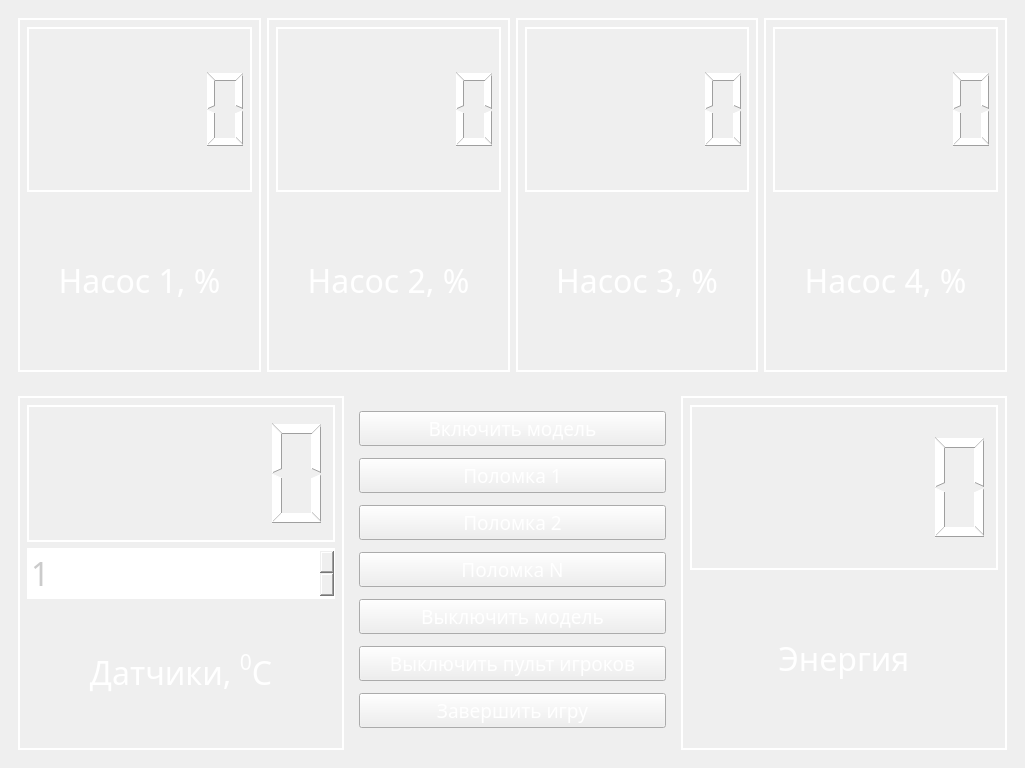
This is controls/design/reactor_master.ui in LeonidMurashov/Hurricane_in_glass as Qt 5 draws it before an edit. The edited form follows.
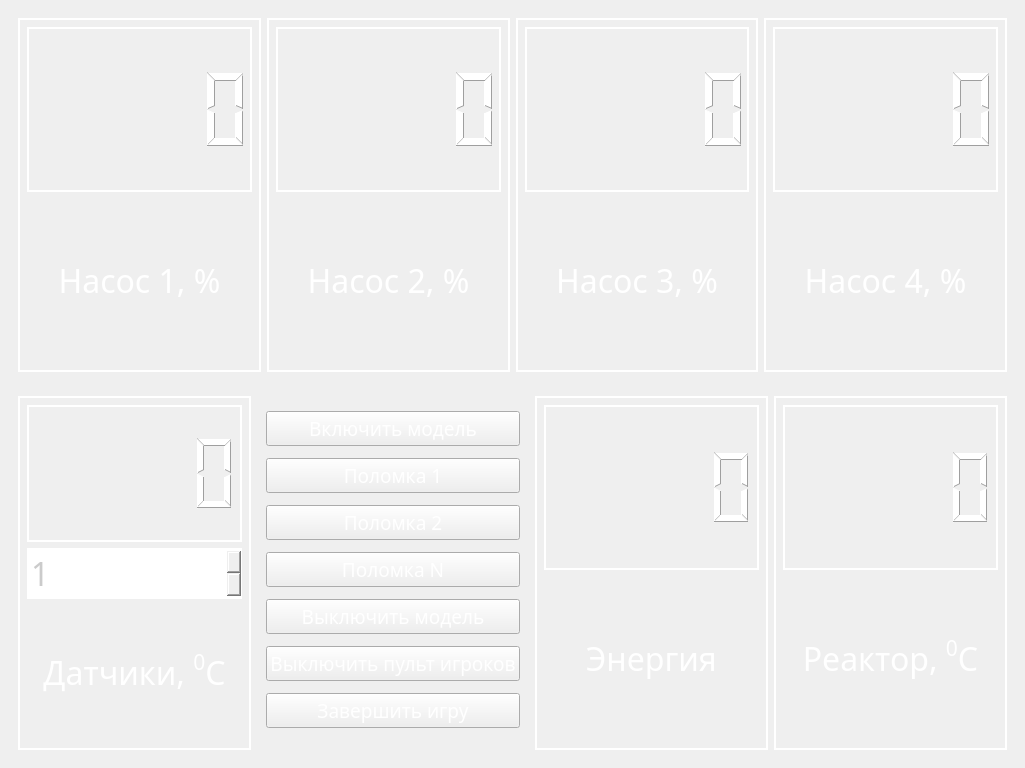
This is the edited form. Icons and pictures are not drawn.

Commit message: master controller reactor temp fixup

```diff
--- a/controls/design/reactor_master.ui
+++ b/controls/design/reactor_master.ui
@@ -733,6 +733,55 @@
          </layout>
         </widget>
        </item>
+       <item>
+        <widget class="QWidget" name="reactorTemp" native="true">
+         <property name="styleSheet">
+          <string notr="true">border: 2px solid white;</string>
+         </property>
+         <layout class="QVBoxLayout" name="verticalLayout_9">
+          <item>
+           <widget class="QLCDNumber" name="reactorLcd">
+            <property name="font">
+             <font>
+              <family>Gadugi</family>
+             </font>
+            </property>
+            <property name="autoFillBackground">
+             <bool>false</bool>
+            </property>
+            <property name="styleSheet">
+             <string notr="true">color: rgb(255, 255, 255);</string>
+            </property>
+            <property name="frameShadow">
+             <enum>QFrame::Plain</enum>
+            </property>
+           </widget>
+          </item>
+          <item>
+           <widget class="QLabel" name="label_7">
+            <property name="font">
+             <font>
+              <family>Gadugi</family>
+              <pointsize>24</pointsize>
+             </font>
+            </property>
+            <property name="autoFillBackground">
+             <bool>false</bool>
+            </property>
+            <property name="styleSheet">
+             <string notr="true">color: rgb(255, 255, 255); border: 0;</string>
+            </property>
+            <property name="frameShadow">
+             <enum>QFrame::Plain</enum>
+            </property>
+            <property name="text">
+             <string>&lt;html&gt;&lt;head/&gt;&lt;body&gt;&lt;p align=&quot;center&quot;&gt;Реактор, &lt;span style=&quot; vertical-align:super;&quot;&gt;0&lt;/span&gt;С&lt;/p&gt;&lt;/body&gt;&lt;/html&gt;</string>
+            </property>
+           </widget>
+          </item>
+         </layout>
+        </widget>
+       </item>
       </layout>
      </widget>
     </item>
```
The commit also changes 1 other file.
